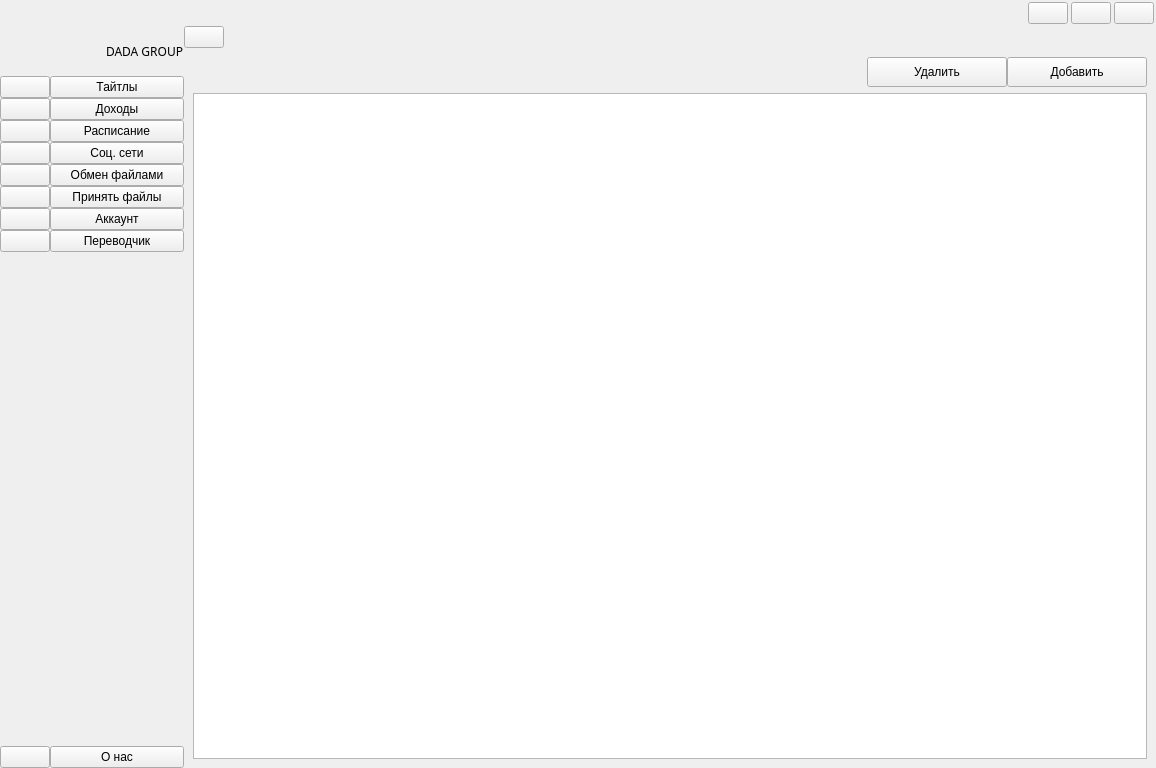
The window that front/ui.ui (Resmko99/Is-for-translator) describes before a commit, drawn with Qt 5.
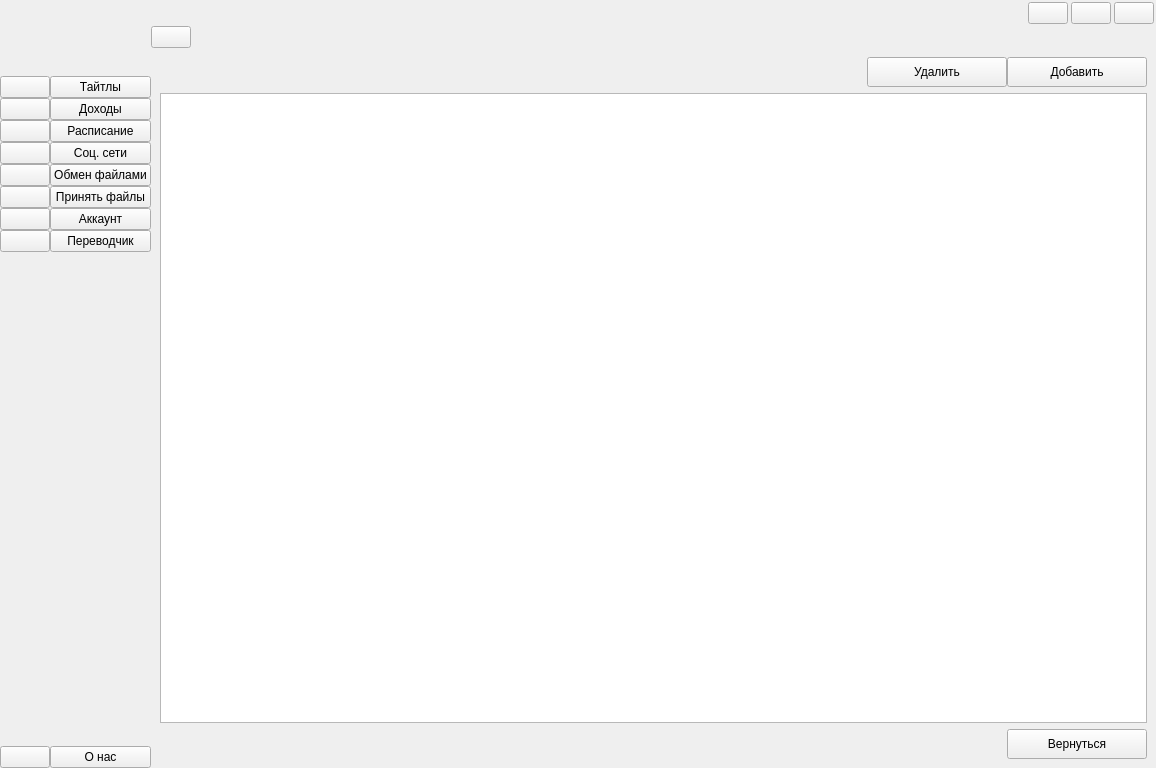
The same window after the commit. The open tabs and pages were chosen to show the change. Icons and pictures are not drawn.

What changed in the file:
```diff
--- a/front/ui.ui
+++ b/front/ui.ui
@@ -1036,20 +1036,6 @@
                </property>
               </widget>
              </item>
-             <item>
-              <widget class="QLabel" name="label_3">
-               <property name="font">
-                <font>
-                 <family>Montserrat Medium</family>
-                 <pointsize>9</pointsize>
-                 <bold>false</bold>
-                </font>
-               </property>
-               <property name="text">
-                <string>DADA GROUP</string>
-               </property>
-              </widget>
-             </item>
             </layout>
            </item>
            <item>
@@ -4594,6 +4580,66 @@
             <item row="1" column="0">
              <widget class="QTableView" name="tableListTask"/>
             </item>
+            <item row="2" column="0">
+             <widget class="QWidget" name="widget_13" native="true">
+              <layout class="QHBoxLayout" name="horizontalLayout_15">
+               <property name="leftMargin">
+                <number>0</number>
+               </property>
+               <property name="topMargin">
+                <number>0</number>
+               </property>
+               <property name="rightMargin">
+                <number>0</number>
+               </property>
+               <property name="bottomMargin">
+                <number>0</number>
+               </property>
+               <item>
+                <spacer name="horizontalSpacer_26">
+                 <property name="orientation">
+                  <enum>Qt::Horizontal</enum>
+                 </property>
+                 <property name="sizeHint" stdset="0">
+                  <size>
+                   <width>823</width>
+                   <height>20</height>
+                  </size>
+                 </property>
+                </spacer>
+               </item>
+               <item>
+                <widget class="QPushButton" name="cancelPageList">
+                 <property name="minimumSize">
+                  <size>
+                   <width>140</width>
+                   <height>30</height>
+                  </size>
+                 </property>
+                 <property name="maximumSize">
+                  <size>
+                   <width>140</width>
+                   <height>30</height>
+                  </size>
+                 </property>
+                 <property name="text">
+                  <string>Вернуться</string>
+                 </property>
+                 <property name="icon">
+                  <iconset resource="resource.qrc">
+                   <normaloff>:/icon/icon/free-icon-back-2644908.png</normaloff>:/icon/icon/free-icon-back-2644908.png</iconset>
+                 </property>
+                 <property name="iconSize">
+                  <size>
+                   <width>20</width>
+                   <height>20</height>
+                  </size>
+                 </property>
+                </widget>
+               </item>
+              </layout>
+             </widget>
+            </item>
            </layout>
           </widget>
          </widget>
```
Left out of the diff: 10 changed lines with no effect on the pictures.
